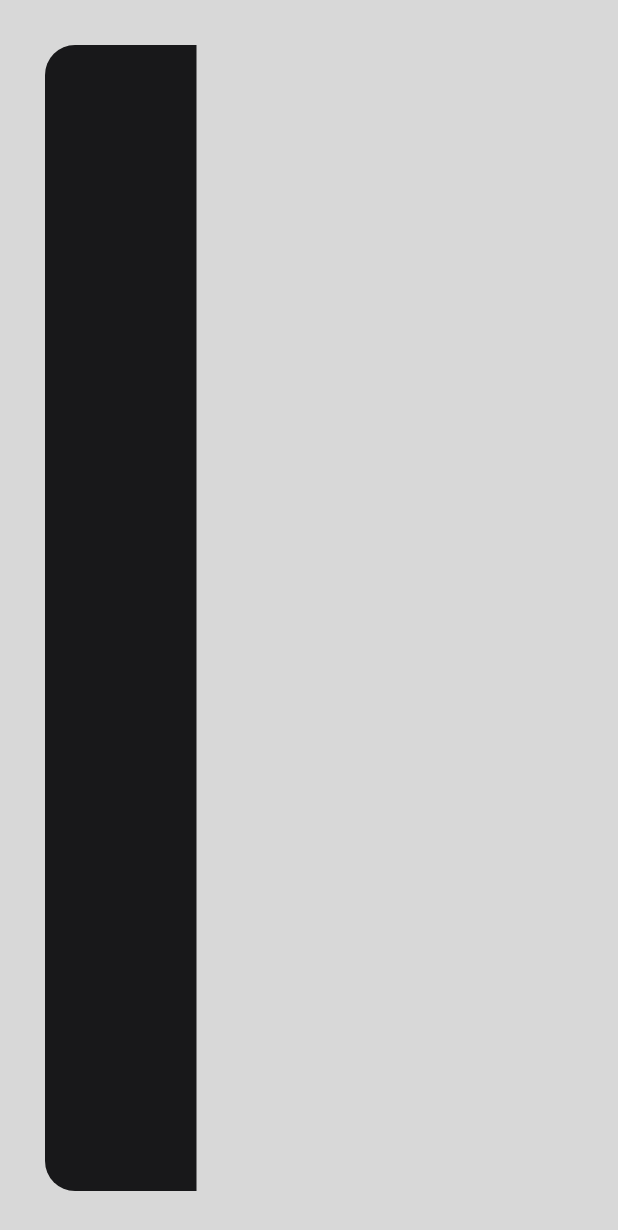
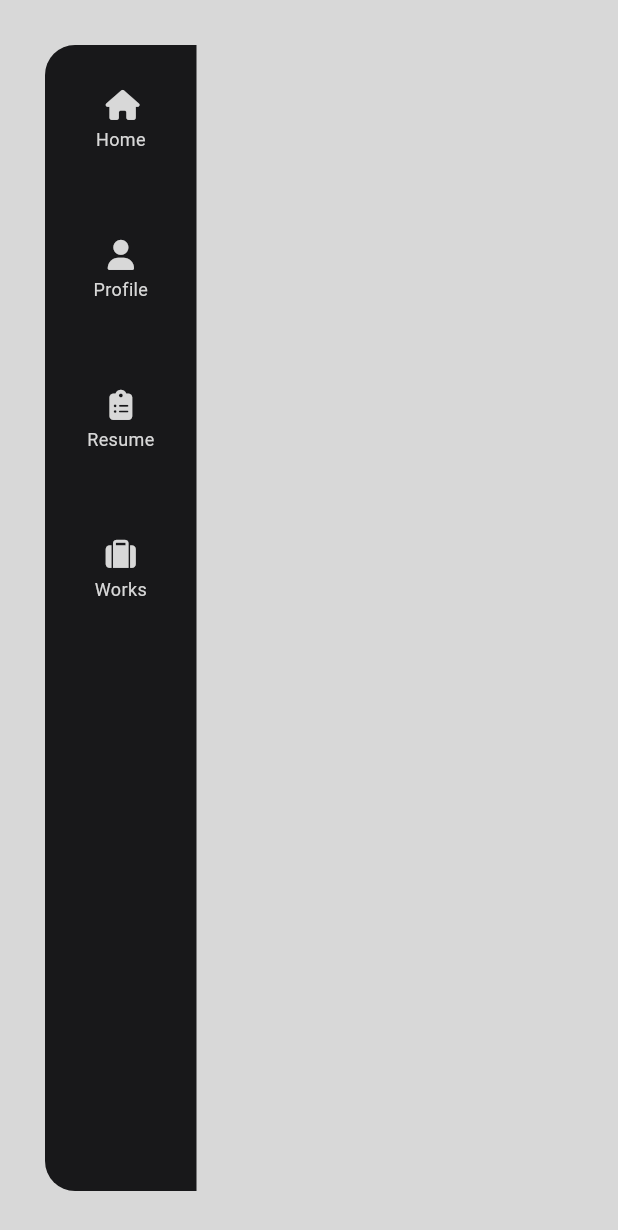
Before and after one commit to bitshets/resume, a Flutter app: the screen it shows after launch, on a phone screen of 412 x 824 dp. Shown: the top 1230 px of the screen. Run offline on Flutter 3.47's test engine with Material 3 defaults, Android fonts, the phone set to English and light mode, and no system bars; our stand-ins replace font_awesome_flutter.

Commit message:
Add setstate to color tween animate

```diff
--- a/lib/NavBar/nav_bar_item.dart
+++ b/lib/NavBar/nav_bar_item.dart
@@ -48,7 +48,10 @@ class _NavBarItemState extends State<NavBarItem> with TickerProviderStateMixin {
     _color = ColorTween(
       end: const Color.fromARGB(255, 24, 24, 26),
       begin: const Color.fromARGB(255, 216, 216, 216),
-    ).animate(_controller2);
+    ).animate(_controller2)
+      ..addListener(() {
+        setState(() {});
+      });
 
     _controller1.addListener(() {
       setState(() {});
@@ -63,7 +66,7 @@ class _NavBarItemState extends State<NavBarItem> with TickerProviderStateMixin {
     super.didUpdateWidget(oldWidget);
     if (!widget.selected) {
       Future.delayed(const Duration(milliseconds: 10), () {
-        //_controller1.reverse();
+        _controller1.reverse();
       });
       _controller1.reverse();
       _controller2.reverse();
@@ -71,7 +74,7 @@ class _NavBarItemState extends State<NavBarItem> with TickerProviderStateMixin {
       _controller1.forward();
       _controller2.forward();
       Future.delayed(const Duration(milliseconds: 10), () {
-        //_controller2.forward();
+        _controller2.forward();
       });
     }
   }
@@ -120,14 +123,14 @@ class _NavBarItemState extends State<NavBarItem> with TickerProviderStateMixin {
                     children: [
                       Icon(
                         widget.icon,
-                        color: _color.value ?? Colors.white,
+                        color: _color.value,
                         size: 20.0,
                       ),
                       const SizedBox(height: 5.0),
                       Text(
                         widget.title,
                         style: TextStyle(
-                          color: _color.value ?? Colors.white,
+                          color: _color.value,
                           fontSize: 12.0,
                         ),
                       ),
--- a/lib/main.dart
+++ b/lib/main.dart
@@ -1,6 +1,6 @@
 import 'package:flutter/material.dart';
 import 'package:font_awesome_flutter/font_awesome_flutter.dart';
-//import 'package:resume/NavBar/nav_bar_item.dart';
+import 'package:resume/NavBar/nav_bar_item.dart';
 
 void main() {
   runApp(const MyApp());
@@ -77,8 +77,7 @@ class _MyHomePageState extends State<MyHomePage> {
                     left: Radius.circular(20.0),
                   ),
                 ),
-                child:
-                    const SizedBox(), /*Positioned(
+                child: Positioned(
                   top: 10.0,
                   child: Column(
                     children: title
@@ -98,7 +97,7 @@ class _MyHomePageState extends State<MyHomePage> {
                         )
                         .toList(),
                   ),
-                ),*/
+                ),
               ),
             ],
           ),
```
